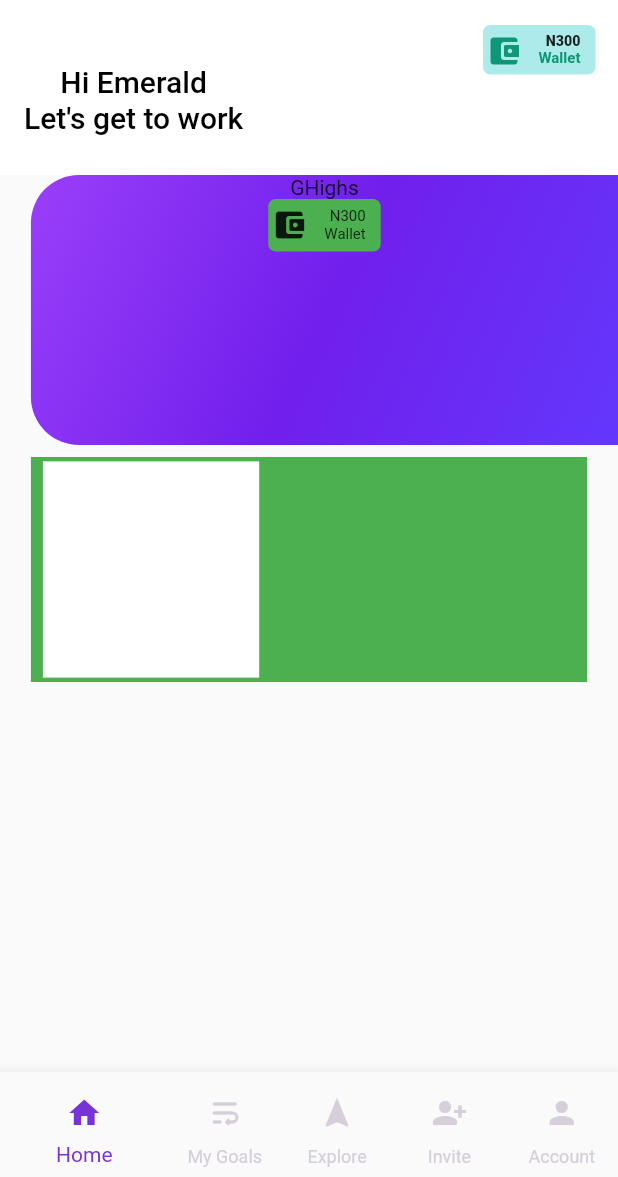
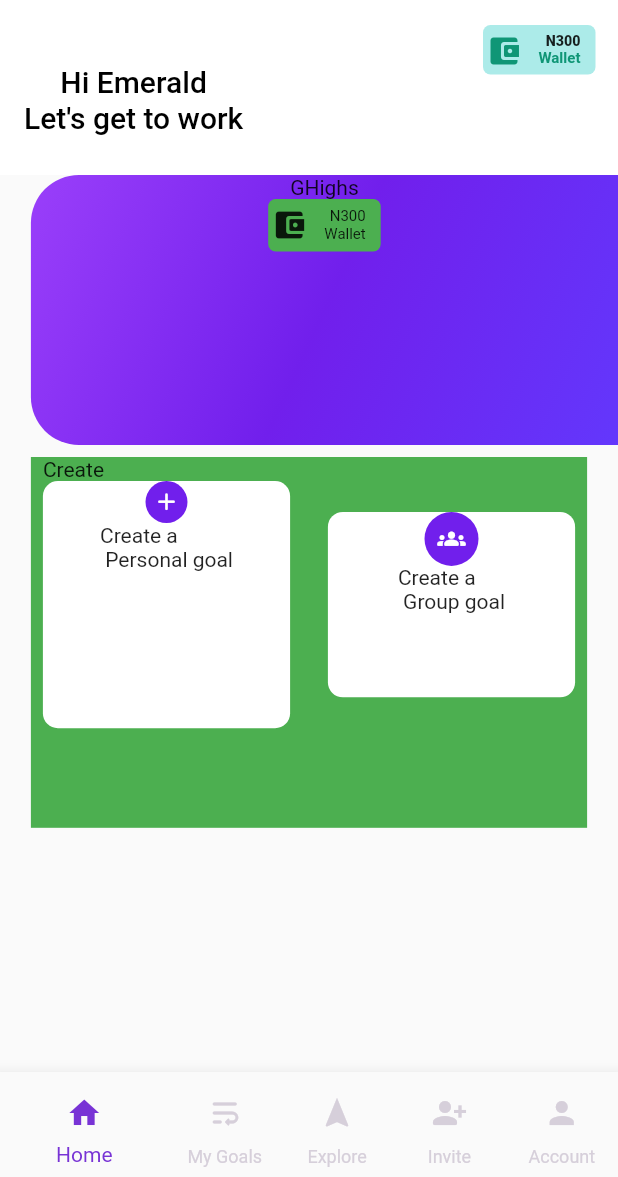
Before and after one commit to soNofNos/tudo_flutter, a Flutter app: the screen it shows after launch, on a phone screen of 412 x 824 dp, the part 59-1236 px from its top. Run offline on Flutter 3.47's test engine with Material 2 defaults, Android fonts, the phone set to English and light mode, and no system bars.

Commit message:
Tudo App Presentation(Flutter)...update 12

```diff
--- a/lib/main_screen/home_screen.dart
+++ b/lib/main_screen/home_screen.dart
@@ -160,21 +160,102 @@ class _HomeState extends State<Home> {
               children: [
                 Container(
                     color: Colors.green,
-                    height: 150.0,
-                    child:
-              Padding(
+                    height: MediaQuery.of(context).size.width * 0.6,
+                    child: Padding(
                       padding: const EdgeInsets.symmetric(horizontal: 8.0),
-                child: Row(
+                      child: Column(
+                        children: [
+                          const Align(
+                              alignment: Alignment.topLeft,
+                              child: Text("Create")),
+
+                          Row(
                             children: [
                               Container(
-                      height: MediaQuery.of(context).size.width * 0.35,
-                      width: MediaQuery.of(context).size.width * 0.35,
+                                height: MediaQuery.of(context).size.width * 0.4,
+                                width: MediaQuery.of(context).size.width * 0.4,
+                                decoration: BoxDecoration(
                                   color: Colors.white,
+                                  borderRadius: BorderRadius.circular(10.0),
+                                ),
                                 child: Column(
+                                  // mainAxisAlignment: MainAxisAlignment.center,
+                                  crossAxisAlignment: CrossAxisAlignment.center,
                                   children: <Widget>[
+                                    Column(
+                                      mainAxisAlignment: MainAxisAlignment.end,
+                                      crossAxisAlignment: CrossAxisAlignment.center,
+                                      children: [
+                                        Container(
+                                          height: 28.0,
+                                          width: 28.0,
+                                          decoration: BoxDecoration(
+                                              color: const Color.fromARGB(
+                                                  255, 113, 31, 236),
+                                              borderRadius:
+                                                  BorderRadius.circular(14)),
+                                          child: const Icon(
+                                            Icons.add_rounded,
+                                            size: 19,
+                                            color: Colors.white,
+                                          ),
+                                        ),
+                                      ],
+                                    ),
+                                    Column(
+                                      mainAxisAlignment: MainAxisAlignment.center,
+                                      crossAxisAlignment: CrossAxisAlignment.center,
+                                      children: const [
+                                        Text("Create a \n Personal goal"),
+                                      ],
+                                    ),
+                                  ],
+                                ),
+                              ),
+                              const Spacer(),
+                              Container(
+                                height: MediaQuery.of(context).size.width * 0.3,
+                                width: MediaQuery.of(context).size.width * 0.4,
+                                decoration: BoxDecoration(
+                                  color: Colors.white,
+                                  borderRadius: BorderRadius.circular(10.0),
+                                ),
+                                child: Column(
+                                  // mainAxisAlignment: MainAxisAlignment.center,
+                                  crossAxisAlignment: CrossAxisAlignment.center,
+                                  children: <Widget>[
+                                    Column(
+                                      mainAxisAlignment: MainAxisAlignment.end,
+                                      crossAxisAlignment: CrossAxisAlignment.center,
+                                      children: [
+                                        Container(
+                                          height: 36.0,
+                                          width: 36.0,
+                                          decoration: BoxDecoration(
+                                              color: const Color.fromARGB(
+                                                  255, 113, 31, 236),
+                                              borderRadius:
+                                              BorderRadius.circular(18),),
+                                          child: const Icon(
+                                            Icons.groups_rounded,
+                                            size: 19,
+                                            color: Colors.white,
+                                          ),
+                                        ),
+                                      ],
+                                    ),
+                                    Column(
+                                      mainAxisAlignment: MainAxisAlignment.center,
+                                      crossAxisAlignment: CrossAxisAlignment.center,
+                                      children: const [
+                                        Text("Create a \n Group goal"),
+                                      ],
+                                    ),
+                                  ],
+                                ),
+                              ),
 
                             ],
-                      ),
                           ),
                         ],
                       ),
```
Lines whose indentation alone changed are shown as unchanged.
